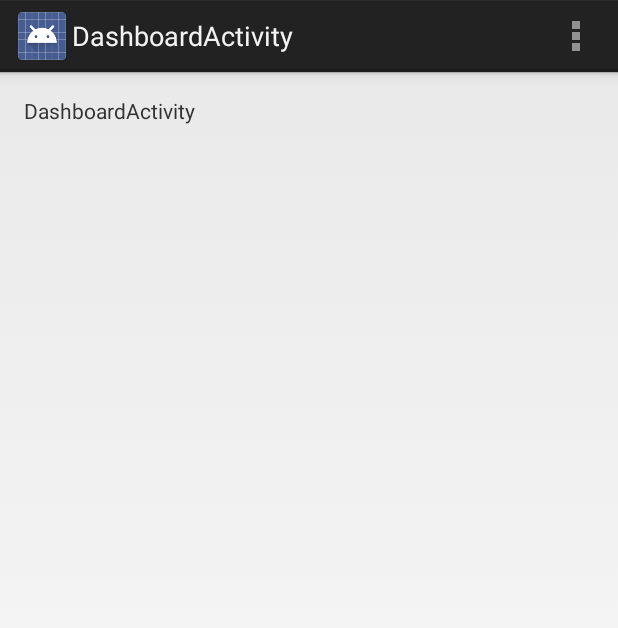
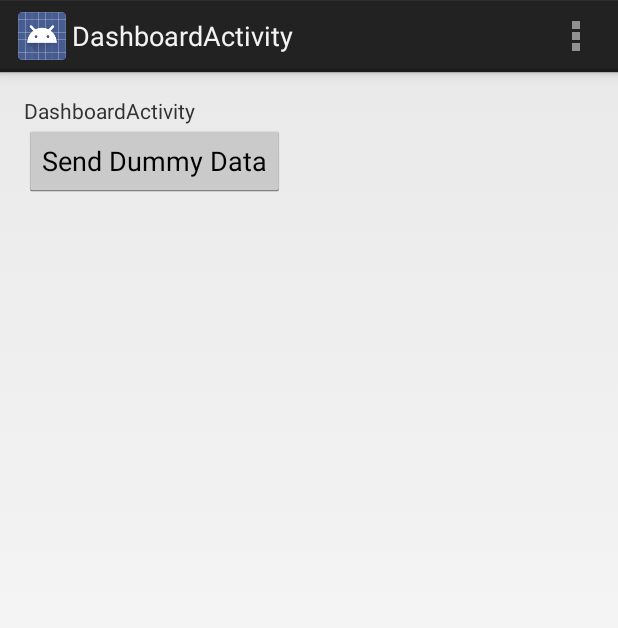
Before and after one commit to markosankovic/USBAccessoryService, an Android app: the DashboardActivity screen opened directly, with no data from a screen before it, on a phone screen of 412 x 824 dp. Shown: the top 628 px of the screen. Run offline under Robolectric (Android 15) with nearby library versions, the phone set to English and light mode, and no system bars; 1 statement that could not run was skipped.

Commit message:
Add UsbAccessoryBaseActivity and bind UsbAccessoryService to it

```diff
--- a/app/src/main/java/com/sankovicmarko/android/usbaccessoryservice/DashboardActivity.java
+++ b/app/src/main/java/com/sankovicmarko/android/usbaccessoryservice/DashboardActivity.java
@@ -1,37 +1,17 @@
 package com.sankovicmarko.android.usbaccessoryservice;
 
-import android.app.Activity;
-import android.content.BroadcastReceiver;
-import android.content.Context;
-import android.content.Intent;
-import android.content.IntentFilter;
 import android.os.Bundle;
-import android.support.v4.content.LocalBroadcastManager;
 import android.view.Menu;
 import android.view.MenuItem;
+import android.view.View;
 
-public class DashboardActivity extends Activity {
+public class DashboardActivity extends UsbAccessoryBaseActivity {
 
     private static final String TAG = "DashboardActivity";
-
-    private BroadcastReceiver mMessageReceiver = new BroadcastReceiver() {
-        @Override
-        public void onReceive(Context context, Intent intent) {
-            String action = intent.getAction();
-            if (UsbAccessoryService.ACTION_STOPPED.equals(action)) {
-                Intent usbAccessoryActivity = new Intent(DashboardActivity.this, UsbAccessoryActivity.class);
-                startActivity(usbAccessoryActivity);
-            }
-        }
-    };
 
     @Override
     protected void onCreate(Bundle savedInstanceState) {
         super.onCreate(savedInstanceState);
-
-        LocalBroadcastManager.getInstance(this).registerReceiver(mMessageReceiver,
-                new IntentFilter(UsbAccessoryService.ACTION_STOPPED));
-
         setContentView(R.layout.activity_dashboard);
     }
 
@@ -53,4 +33,8 @@ public class DashboardActivity extends Activity {
         }
         return super.onOptionsItemSelected(item);
     }
+
+    public void sendDummyData(View view) {
+        getOBC().sendDummyData();
+    }
 }
--- /dev/null
+++ b/app/src/main/java/com/sankovicmarko/android/usbaccessoryservice/OBC.java
@@ -0,0 +1,9 @@
+package com.sankovicmarko.android.usbaccessoryservice;
+
+/**
+ * On-Board Controller Operations.
+ */
+public interface OBC {
+
+    public void sendDummyData();
+}
--- a/app/src/main/java/com/sankovicmarko/android/usbaccessoryservice/UsbAccessoryActivity.java
+++ b/app/src/main/java/com/sankovicmarko/android/usbaccessoryservice/UsbAccessoryActivity.java
@@ -9,7 +9,6 @@ import android.hardware.usb.UsbAccessory;
 import android.hardware.usb.UsbManager;
 import android.os.Bundle;
 import android.support.v4.content.LocalBroadcastManager;
-import android.util.Log;
 import android.view.Menu;
 import android.view.MenuItem;
 
@@ -23,7 +22,6 @@ public class UsbAccessoryActivity extends Activity {
         @Override
         public void onReceive(Context context, Intent intent) {
             String action = intent.getAction();
-            Log.d(TAG, "mMessageReceiver onReceive: " + action);
             if (UsbAccessoryService.ACTION_RUNNING.equals(action)) {
                 Intent dashboardActivityIntent = new Intent(UsbAccessoryActivity.this, DashboardActivity.class);
                 startActivity(dashboardActivityIntent);
@@ -35,7 +33,6 @@ public class UsbAccessoryActivity extends Activity {
     protected void onCreate(Bundle savedInstanceState) {
         super.onCreate(savedInstanceState);
 
-        Log.d(TAG, "Register mMessageReceiver");
         LocalBroadcastManager.getInstance(this).registerReceiver(mMessageReceiver,
                 new IntentFilter(UsbAccessoryService.ACTION_RUNNING));
 
@@ -86,7 +83,6 @@ public class UsbAccessoryActivity extends Activity {
 
     @Override
     protected void onDestroy() {
-        Log.d(TAG, "Unregister mMessageReceiver");
         unregisterReceiver(mMessageReceiver);
         super.onDestroy();
     }
--- /dev/null
+++ b/app/src/main/java/com/sankovicmarko/android/usbaccessoryservice/UsbAccessoryBaseActivity.java
@@ -0,0 +1,100 @@
+package com.sankovicmarko.android.usbaccessoryservice;
+
+import android.app.Activity;
+import android.content.BroadcastReceiver;
+import android.content.ComponentName;
+import android.content.Context;
+import android.content.Intent;
+import android.content.IntentFilter;
+import android.content.ServiceConnection;
+import android.os.Bundle;
+import android.os.IBinder;
+import android.support.v4.content.LocalBroadcastManager;
+import android.util.Log;
+
+import com.sankovicmarko.android.usbaccessoryservice.UsbAccessoryService.LocalBinder;
+
+public class UsbAccessoryBaseActivity extends Activity {
+
+    private static final String TAG = "UsbAccessoryBaseActivity";
+
+    private UsbAccessoryService mService;
+    private boolean mBound = false;
+
+    @Override
+    protected void onCreate(Bundle savedInstanceState) {
+        super.onCreate(savedInstanceState);
+        // Listen for USB Accessory Service stop
+        LocalBroadcastManager.getInstance(this).registerReceiver(mMessageReceiver,
+                new IntentFilter(UsbAccessoryService.ACTION_STOPPED));
+    }
+
+    @Override
+    protected void onDestroy() {
+        super.onDestroy();
+        try {
+            unregisterReceiver(mMessageReceiver);
+        } catch (IllegalArgumentException e) {
+            // FIXME Find cases in which mMessageReceiver is not registered in onCreate
+            // Ignore if mMessageReceiver is already unregistered or not registered at all
+            Log.e(TAG, e.getMessage());
+        }
+    }
+
+    @Override
+    protected void onStart() {
+        super.onStart();
+        // Bind to LocalService
+        Intent intent = new Intent(this, UsbAccessoryService.class);
+        bindService(intent, mConnection, Context.BIND_AUTO_CREATE);
+    }
+
+    @Override
+    protected void onStop() {
+        super.onStop();
+        this.unbindFromService();
+    }
+
+    private void unbindFromService() {
+        if (mBound) {
+            unbindService(mConnection);
+            mBound = false;
+        }
+    }
+
+    // When USB Accessory Service is stopped (currently only if read thread has ended,
+    // in most cases when USB accessory is detached) return to the USB Accessory Activity as
+    // there is no reason for a user to use this application if there is no connection to the OBC.
+    private BroadcastReceiver mMessageReceiver = new BroadcastReceiver() {
+        @Override
+        public void onReceive(Context context, Intent intent) {
+            String action = intent.getAction();
+            if (UsbAccessoryService.ACTION_STOPPED.equals(action)) {
+                unbindFromService();
+                Intent usbAccessoryActivity = new Intent(UsbAccessoryBaseActivity.this, UsbAccessoryActivity.class);
+                startActivity(usbAccessoryActivity);
+            }
+        }
+    };
+
+    // Defines callbacks for service binding, passed to bindService()
+    private ServiceConnection mConnection = new ServiceConnection() {
+
+        @Override
+        public void onServiceConnected(ComponentName componentName, IBinder iBinder) {
+            // We've bound to LocalService, cast the IBinder and get LocalService instance
+            LocalBinder binder = (LocalBinder) iBinder;
+            mService = binder.getService();
+            mBound = true;
+        }
+
+        @Override
+        public void onServiceDisconnected(ComponentName componentName) {
+            mBound = false;
+        }
+    };
+
+    public OBC getOBC() {
+        return mService;
+    }
+}
--- a/app/src/main/res/layout/activity_dashboard.xml
+++ b/app/src/main/res/layout/activity_dashboard.xml
@@ -1,7 +1,8 @@
-<RelativeLayout xmlns:android="http://schemas.android.com/apk/res/android"
+<LinearLayout xmlns:android="http://schemas.android.com/apk/res/android"
     xmlns:tools="http://schemas.android.com/tools"
     android:layout_width="match_parent"
     android:layout_height="match_parent"
+    android:orientation="vertical"
     android:paddingBottom="@dimen/activity_vertical_margin"
     android:paddingLeft="@dimen/activity_horizontal_margin"
     android:paddingRight="@dimen/activity_horizontal_margin"
@@ -13,4 +14,11 @@
         android:layout_height="wrap_content"
         android:text="@string/dashboard_activity_hello_world" />
 
-</RelativeLayout>
+    <Button
+        android:layout_width="wrap_content"
+        android:layout_height="wrap_content"
+        android:text="@string/button_send_dummy_data"
+        android:id="@+id/sendDummyDataButton"
+        android:onClick="sendDummyData" />
+
+</LinearLayout>
--- a/app/src/main/res/values/strings.xml
+++ b/app/src/main/res/values/strings.xml
@@ -7,5 +7,6 @@
     <string name="title_activity_usb_accessory">UsbAccessoryActivity</string>
     <string name="dashboard_activity_hello_world">DashboardActivity</string>
     <string name="title_activity_dashboard">DashboardActivity</string>
+    <string name="button_send_dummy_data">Send Dummy Data</string>
 
 </resources>
```
Also changed, not shown: app/src/main/java/com/sankovicmarko/android/usbaccessoryservice/UsbAccessoryService.java (+39 -8 lines).
